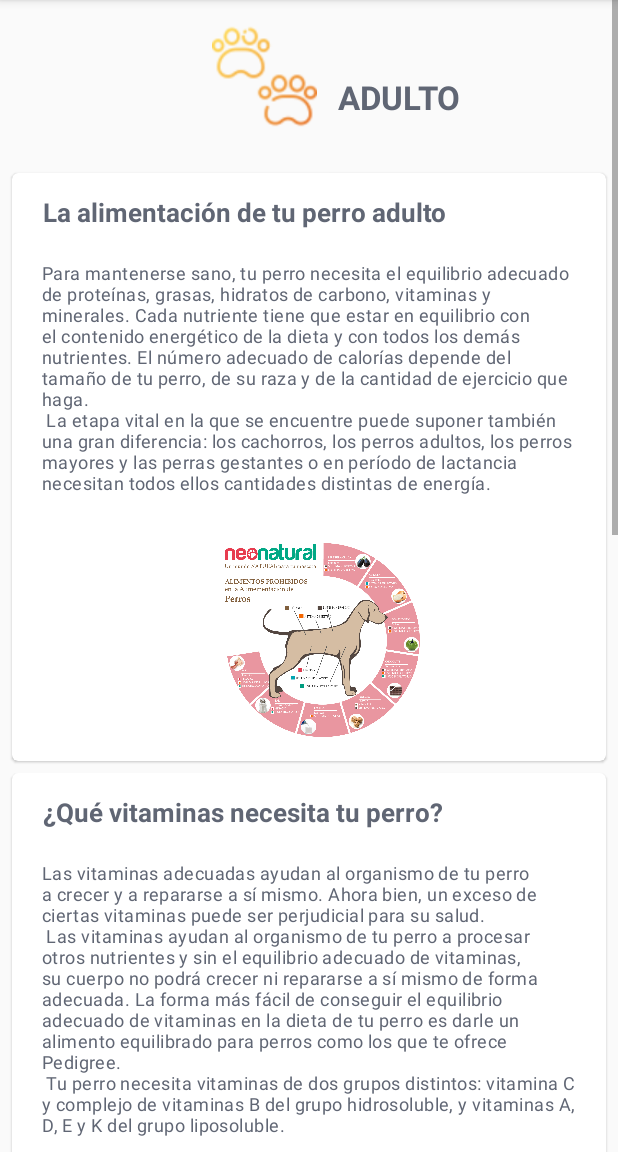
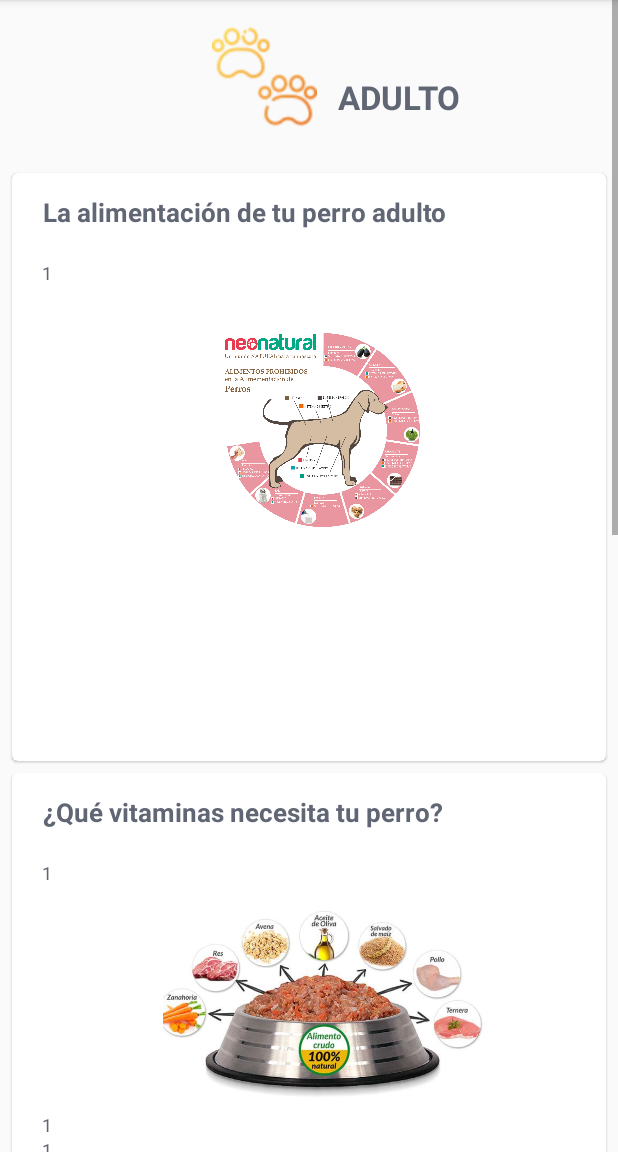
Before and after one commit to NEW10N/MySpender, an Android app: the fragment ConsejosAdultoFragment shown on its own in the app's theme, on a phone screen of 412 x 824 dp, the part 84-1236 px from its top. Run offline under Robolectric (Android 15) with nearby library versions, the phone set to English and light mode, and no system bars.

```diff
--- a/app/src/main/res/layout/activity_consejos.xml
+++ b/app/src/main/res/layout/activity_consejos.xml
@@ -24,7 +24,7 @@
                 android:layout_width="match_parent"
                 android:layout_height="wrap_content"
                 android:icon="@drawable/dogw"
-                android:text="@string/tab_text_1"
+                android:text="tab"
                 android:visibility="visible" />
 
             <com.google.android.material.tabs.TabItem
@@ -32,7 +32,7 @@
                 android:layout_width="match_parent"
                 android:layout_height="wrap_content"
                 android:icon="@drawable/dogw1"
-                android:text="@string/tab_text_2"
+                android:text="tab"
                 android:visibility="visible"/>
         </com.google.android.material.tabs.TabLayout>
     </com.google.android.material.appbar.AppBarLayout>
--- a/app/src/main/res/layout/fragment_consejoadulto.xml
+++ b/app/src/main/res/layout/fragment_consejoadulto.xml
@@ -78,7 +78,7 @@
                         android:layout_marginLeft="20dp"
                         android:layout_marginRight="20dp"
                         android:letterSpacing="0.025"
-                        android:text="@string/p1"
+                        android:text="1"
                         android:textColor="#606674"
                         android:textSize="12dp" />
 
@@ -131,7 +131,7 @@
                         android:layout_marginLeft="20dp"
                         android:layout_marginRight="20dp"
                         android:letterSpacing="0.025"
-                        android:text="@string/p4"
+                        android:text="1"
                         android:textColor="#606674"
                         android:textSize="12dp" />
 
@@ -149,7 +149,7 @@
                         android:layout_marginLeft="20dp"
                         android:layout_marginRight="20dp"
                         android:letterSpacing="0.025"
-                        android:text="@string/p5"
+                        android:text="1"
                         android:textColor="#606674"
                         android:textSize="12dp" />
 
@@ -160,7 +160,7 @@
                         android:layout_marginLeft="20dp"
                         android:layout_marginRight="20dp"
                         android:letterSpacing="0.025"
-                        android:text="@string/p6"
+                        android:text="1"
                         android:textColor="#606674"
                         android:textSize="12dp" />
 
```
